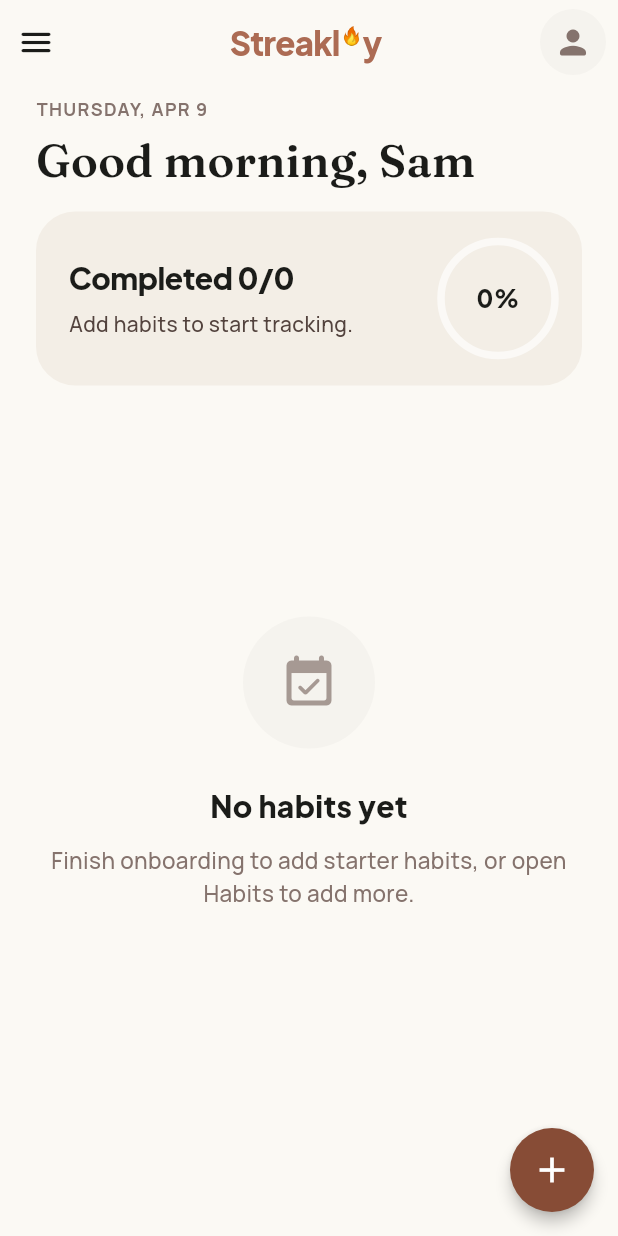
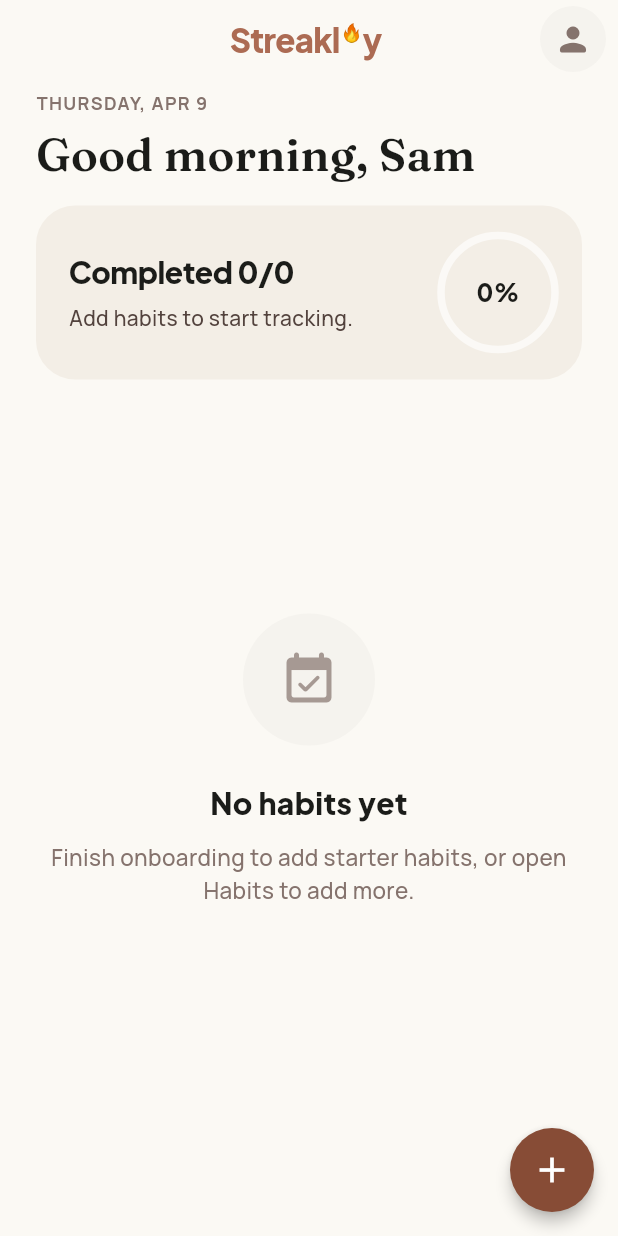
Before and after one commit to mohsin-ali-brainx/streakly_flutter, a Flutter app: the _TodayScaffold screen opened directly, on a phone screen of 412 x 824 dp. Run offline on Flutter 3.47's test engine with Material 3 defaults, Android fonts, the phone set to English and light mode, and no system bars; our stand-ins replace flutter_local_notifications, flutter_svg, flutter_timezone, get_it, go_router, google_fonts and 4 more; accounts and stored records are empty.

Commit message:
Stats and other screen UI fixes

```diff
--- a/lib/features/habits/presentation/screens/today_screen.dart
+++ b/lib/features/habits/presentation/screens/today_screen.dart
@@ -79,45 +79,6 @@
     return Scaffold(
       primary: false,
       backgroundColor: AppColors.todayScreenBg,
-      drawer: Drawer(
-        backgroundColor: AppColors.habitsScreenBg,
-        child: SafeArea(
-          child: ListView(
-            padding: EdgeInsets.zero,
-            children: [
-              DrawerHeader(
-                margin: EdgeInsets.zero,
-                padding: const EdgeInsets.fromLTRB(20, 16, 16, 16),
-                decoration: const BoxDecoration(
-                  color: AppColors.habitsCardTint,
-                ),
-                child: Align(
-                  alignment: Alignment.bottomLeft,
-                  child: Text(
-                    AppStrings.appName,
-                    style: GoogleFonts.plusJakartaSans(
-                      fontSize: 22,
-                      fontWeight: FontWeight.w800,
-                      color: AppColors.ctaBrown,
-                    ),
-                  ),
-                ),
-              ),
-              ListTile(
-                leading: const Icon(Icons.settings_outlined),
-                title: Text(
-                  SettingsStrings.title,
-                  style: GoogleFonts.manrope(fontWeight: FontWeight.w600),
-                ),
-                onTap: () {
-                  Navigator.of(context).pop();
-                  context.go(AppRoutes.settings);
-                },
-              ),
-            ],
-          ),
-        ),
-      ),
       floatingActionButton: FloatingActionButton(
         onPressed: () => context.push(AppRoutes.habitNew),
         backgroundColor: AppColors.habitsPrimaryCta,
--- a/lib/features/habits/presentation/widgets/today_dashboard_header.dart
+++ b/lib/features/habits/presentation/widgets/today_dashboard_header.dart
@@ -12,14 +12,7 @@
       padding: const EdgeInsets.fromLTRB(0, 4, 8, 12),
       child: Row(
         children: [
-          IconButton(
-            icon: Icon(
-              Icons.menu_rounded,
-              color: AppColors.habitsTitleInk,
-              size: 26,
-            ),
-            onPressed: () => Scaffold.of(context).openDrawer(),
-          ),
+          const SizedBox(width: 48),
           const Expanded(
             child: Center(child: _StreaklyLogoWordmark()),
           ),
```
Also changed, not shown: lib/features/stats/presentation/screens/stats_screen.dart (+0 -39 lines).
